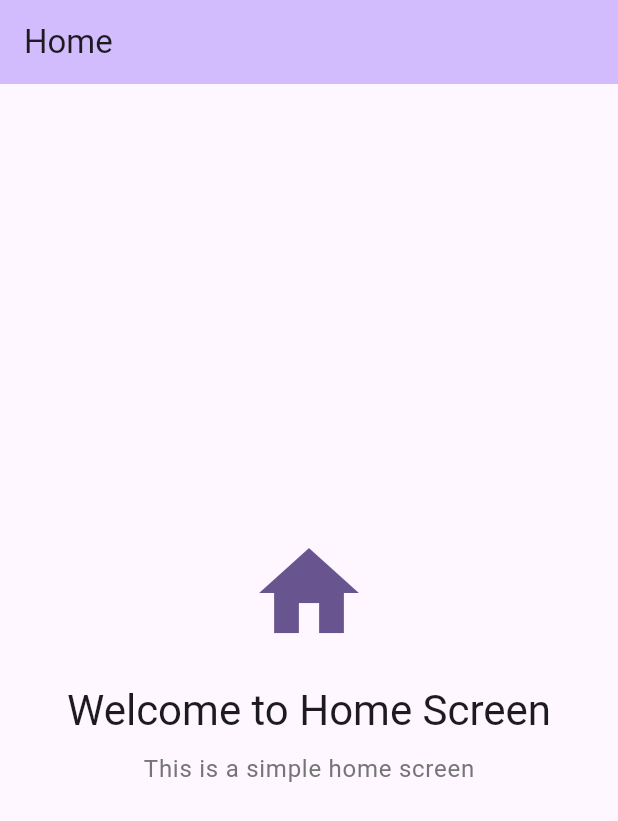
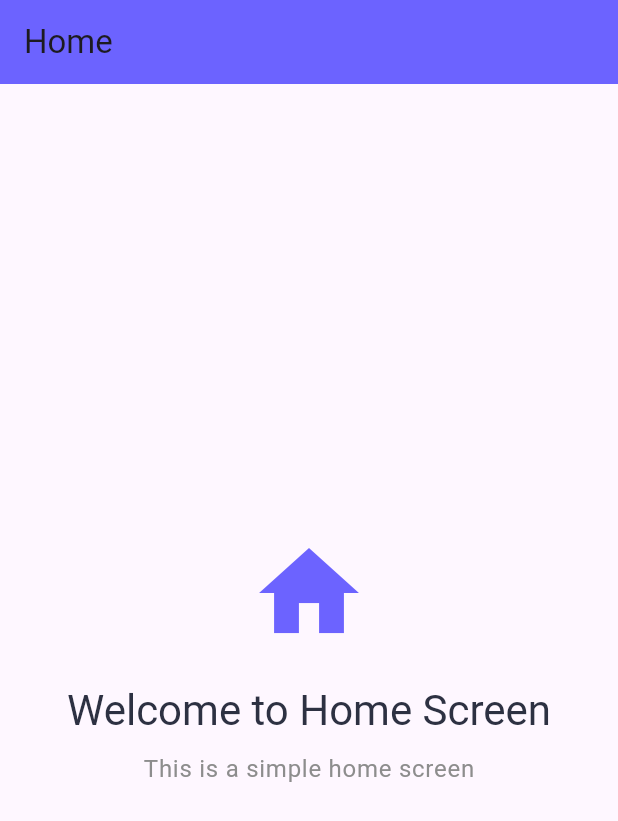
Before and after one commit to texttest37/gridPractice, a Flutter app: the screen it shows after launch, on a phone screen of 412 x 824 dp. Shown: the top 821 px of the screen. Run offline on Flutter 3.47's test engine with Material 3 defaults, Android fonts, the phone set to English and light mode, and no system bars.

Commit message:
mvvm architecture implementation

```diff
--- a/app/lib/src/app.dart
+++ b/app/lib/src/app.dart
@@ -1,4 +1,4 @@
-import 'package:app/src/screens/home_screen.dart';
+import 'package:app/src/views/screens/home_screen.dart';
 import 'package:flutter/material.dart';
 
 class MyApp extends StatelessWidget {
--- a/app/lib/src/screens/home_screen.dart
+++ /dev/null
@@ -1,39 +0,0 @@
-import 'package:flutter/material.dart';
-
-class HomeScreen extends StatelessWidget {
-  const HomeScreen({super.key});
-
-  @override
-  Widget build(BuildContext context) {
-    return Scaffold(
-      appBar: AppBar(
-        title: const Text('Home'),
-        backgroundColor: Theme.of(context).colorScheme.inversePrimary,
-      ),
-      body: Center(
-        child: Column(
-          mainAxisAlignment: MainAxisAlignment.center,
-          children: [
-            Icon(
-              Icons.home,
-              size: 80,
-              color: Theme.of(context).colorScheme.primary,
-            ),
-            const SizedBox(height: 20),
-            Text(
-              'Welcome to Home Screen',
-              style: Theme.of(context).textTheme.headlineMedium,
-            ),
-            const SizedBox(height: 10),
-            Text(
-              'This is a simple home screen',
-              style: Theme.of(context).textTheme.bodyLarge?.copyWith(
-                color: Colors.grey[600],
-              ),
-            ),
-          ],
-        ),
-      ),
-    );
-  }
-}
--- /dev/null
+++ b/app/lib/src/viewmodels/base_view_model.dart
@@ -0,0 +1,24 @@
+import 'package:flutter/foundation.dart';
+
+abstract class BaseViewModel extends ChangeNotifier {
+  bool _isLoading = false;
+  String? _error;
+
+  bool get isLoading => _isLoading;
+  String? get error => _error;
+
+  void setLoading(bool loading) {
+    _isLoading = loading;
+    notifyListeners();
+  }
+
+  void setError(String? error) {
+    _error = error;
+    notifyListeners();
+  }
+
+  void clearError() {
+    _error = null;
+    notifyListeners();
+  }
+}
--- /dev/null
+++ b/app/lib/src/viewmodels/home_view_model.dart
@@ -0,0 +1,19 @@
+import 'base_view_model.dart';
+
+class HomeViewModel extends BaseViewModel {
+  String _welcomeMessage = 'Welcome to Home Screen';
+  String _description = 'This is a simple home screen';
+
+  String get welcomeMessage => _welcomeMessage;
+  String get description => _description;
+
+  void updateWelcomeMessage(String message) {
+    _welcomeMessage = message;
+    notifyListeners();
+  }
+
+  void updateDescription(String description) {
+    _description = description;
+    notifyListeners();
+  }
+}
--- /dev/null
+++ b/app/lib/src/views/screens/home_screen.dart
@@ -0,0 +1,51 @@
+import 'package:flutter/material.dart';
+import 'package:provider/provider.dart';
+import '../../viewmodels/home_view_model.dart';
+import '../../utils/constants/colors.dart';
+
+class HomeScreen extends StatelessWidget {
+  const HomeScreen({super.key});
+
+  @override
+  Widget build(BuildContext context) {
+    return ChangeNotifierProvider(
+      create: (_) => HomeViewModel(),
+      child: Consumer<HomeViewModel>(
+        builder: (context, viewModel, child) {
+          return Scaffold(
+            appBar: AppBar(
+              title: const Text('Home'),
+              backgroundColor: AppColors.primaryColor,
+            ),
+            body: Center(
+              child: Column(
+                mainAxisAlignment: MainAxisAlignment.center,
+                children: [
+                  Icon(
+                    Icons.home,
+                    size: 80,
+                    color: AppColors.primaryColor,
+                  ),
+                  const SizedBox(height: 20),
+                  Text(
+                    viewModel.welcomeMessage,
+                    style: Theme.of(context).textTheme.headlineMedium?.copyWith(
+                      color: AppColors.textPrimary,
+                    ),
+                  ),
+                  const SizedBox(height: 10),
+                  Text(
+                    viewModel.description,
+                    style: Theme.of(context).textTheme.bodyLarge?.copyWith(
+                      color: AppColors.textSecondary,
+                    ),
+                  ),
+                ],
+              ),
+            ),
+          );
+        },
+      ),
+    );
+  }
+}
--- a/app/pubspec.yaml
+++ b/app/pubspec.yaml
@@ -34,6 +34,8 @@ dependencies:
   # The following adds the Cupertino Icons font to your application.
   # Use with the CupertinoIcons class for iOS style icons.
   cupertino_icons: ^1.0.8
+  provider: ^6.1.2
+  http: ^1.1.0
 
 dev_dependencies:
   flutter_test:
```
Also changed, not shown: app/lib/src/models/user.dart (added, +39 -0 lines), app/lib/src/repositories/user_repository.dart (added, +38 -0 lines), app/lib/src/services/api_service.dart (added, +44 -0 lines), app/lib/src/utils/constants/colors.dart (renamed from app/lib/constants/colors.dart), app/pubspec.lock, 2 other files.
